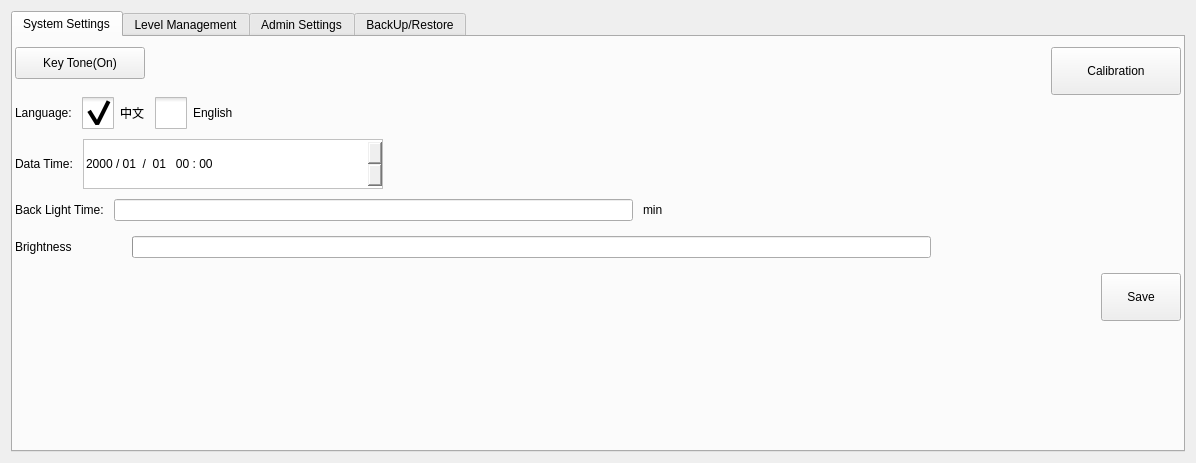
Before: the Qt Designer form hcsettings/ichcsystemsettingsframe.ui in GaussCheng/2-5AxisPunch, drawn with Qt 5.
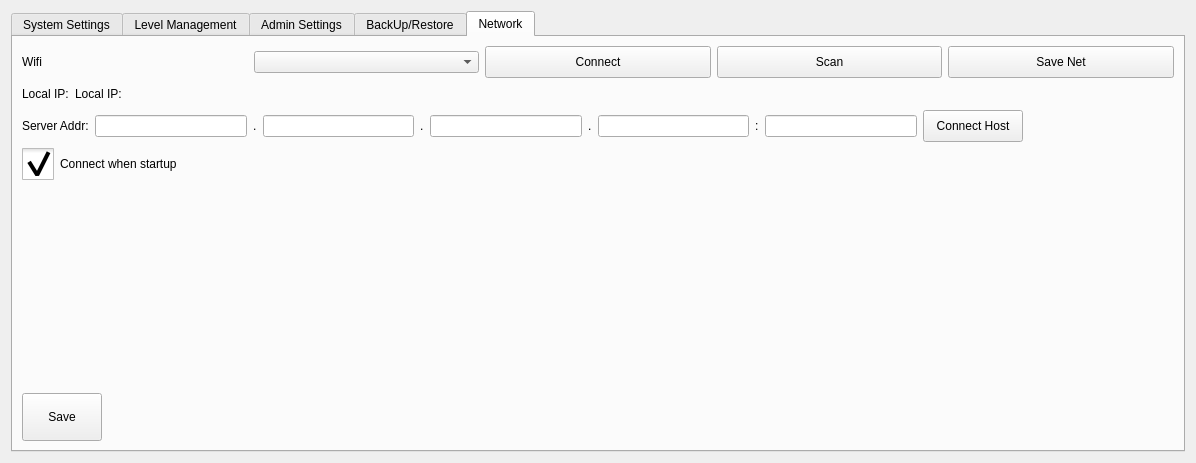
After: the same form once the commit is applied. The open tabs and pages were chosen to show the change. Icons and pictures are not drawn. Custom widgets are drawn as their Qt base class.

Patch:
```diff
--- a/hcsettings/ichcsystemsettingsframe.ui
+++ b/hcsettings/ichcsystemsettingsframe.ui
@@ -1196,6 +1196,256 @@
        </item>
       </layout>
      </widget>
+     <widget class="QWidget" name="tab_2">
+      <attribute name="title">
+       <string>Network</string>
+      </attribute>
+      <layout class="QVBoxLayout" name="verticalLayout_6">
+       <item>
+        <layout class="QHBoxLayout" name="horizontalLayout_6">
+         <item>
+          <widget class="QLabel" name="label_11">
+           <property name="text">
+            <string>Wifi</string>
+           </property>
+          </widget>
+         </item>
+         <item>
+          <widget class="ICComboBox" name="wifiBox"/>
+         </item>
+         <item>
+          <widget class="QPushButton" name="connectWifiBtn">
+           <property name="minimumSize">
+            <size>
+             <width>0</width>
+             <height>32</height>
+            </size>
+           </property>
+           <property name="text">
+            <string>Connect</string>
+           </property>
+          </widget>
+         </item>
+         <item>
+          <widget class="QPushButton" name="sanAPBtn">
+           <property name="minimumSize">
+            <size>
+             <width>0</width>
+             <height>32</height>
+            </size>
+           </property>
+           <property name="text">
+            <string>Scan</string>
+           </property>
+          </widget>
+         </item>
+         <item>
+          <widget class="QPushButton" name="saveNetwork">
+           <property name="minimumSize">
+            <size>
+             <width>0</width>
+             <height>32</height>
+            </size>
+           </property>
+           <property name="text">
+            <string>Save Net</string>
+           </property>
+          </widget>
+         </item>
+        </layout>
+       </item>
+       <item>
+        <layout class="QHBoxLayout" name="horizontalLayout_9">
+         <item>
+          <widget class="QLabel" name="label_16">
+           <property name="text">
+            <string>Local IP:</string>
+           </property>
+          </widget>
+         </item>
+         <item>
+          <widget class="QLabel" name="localIP">
+           <property name="text">
+            <string>Local IP:</string>
+           </property>
+          </widget>
+         </item>
+         <item>
+          <spacer name="horizontalSpacer_5">
+           <property name="orientation">
+            <enum>Qt::Horizontal</enum>
+           </property>
+           <property name="sizeHint" stdset="0">
+            <size>
+             <width>40</width>
+             <height>20</height>
+            </size>
+           </property>
+          </spacer>
+         </item>
+        </layout>
+       </item>
+       <item>
+        <layout class="QHBoxLayout" name="horizontalLayout_5">
+         <item>
+          <widget class="QLabel" name="label_3">
+           <property name="text">
+            <string>Server Addr:</string>
+           </property>
+          </widget>
+         </item>
+         <item>
+          <widget class="ICLineEditWithVirtualNumericKeypad" name="ip1"/>
+         </item>
+         <item>
+          <widget class="QLabel" name="label_7">
+           <property name="text">
+            <string>.</string>
+           </property>
+          </widget>
+         </item>
+         <item>
+          <widget class="ICLineEditWithVirtualNumericKeypad" name="ip2"/>
+         </item>
+         <item>
+          <widget class="QLabel" name="label_8">
+           <property name="text">
+            <string>.</string>
+           </property>
+          </widget>
+         </item>
+         <item>
+          <widget class="ICLineEditWithVirtualNumericKeypad" name="ip3"/>
+         </item>
+         <item>
+          <widget class="QLabel" name="label_9">
+           <property name="text">
+            <string>.</string>
+           </property>
+          </widget>
+         </item>
+         <item>
+          <widget class="ICLineEditWithVirtualNumericKeypad" name="ip4"/>
+         </item>
+         <item>
+          <widget class="QLabel" name="label_10">
+           <property name="text">
+            <string>:</string>
+           </property>
+          </widget>
+         </item>
+         <item>
+          <widget class="ICLineEditWithVirtualNumericKeypad" name="port"/>
+         </item>
+         <item>
+          <widget class="QPushButton" name="connectHost">
+           <property name="sizePolicy">
+            <sizepolicy hsizetype="Minimum" vsizetype="Preferred">
+             <horstretch>0</horstretch>
+             <verstretch>0</verstretch>
+            </sizepolicy>
+           </property>
+           <property name="minimumSize">
+            <size>
+             <width>100</width>
+             <height>32</height>
+            </size>
+           </property>
+           <property name="text">
+            <string>Connect Host</string>
+           </property>
+          </widget>
+         </item>
+         <item>
+          <spacer name="horizontalSpacer_3">
+           <property name="orientation">
+            <enum>Qt::Horizontal</enum>
+           </property>
+           <property name="sizeHint" stdset="0">
+            <size>
+             <width>40</width>
+             <height>20</height>
+            </size>
+           </property>
+          </spacer>
+         </item>
+        </layout>
+       </item>
+       <item>
+        <widget class="QCheckBox" name="autoConnect">
+         <property name="styleSheet">
+          <string notr="true">::indicator {
+     width: 32px;
+     height: 32px;
+ }
+
+::indicator:unchecked 
+{
+     image: url(:/resource/check_unchecked.png);
+ }
+::indicator:checked 
+{
+     image: url(:/resource/check_checked.png);
+ }
+
+QRadioButton::indicator:checked:disabled
+{
+ image: url(:/resource/check_checked_disable.png);
+}
+
+QRadioButton::indicator:unchecked:disabled
+{
+ image: url(:/resource/check_unchecked_disable.png);
+}</string>
+         </property>
+         <property name="text">
+          <string>Connect when startup</string>
+         </property>
+         <property name="checked">
+          <bool>true</bool>
+         </property>
+        </widget>
+       </item>
+       <item>
+        <spacer name="verticalSpacer">
+         <property name="orientation">
+          <enum>Qt::Vertical</enum>
+         </property>
+         <property name="sizeHint" stdset="0">
+          <size>
+           <width>20</width>
+           <height>195</height>
+          </size>
+         </property>
+        </spacer>
+       </item>
+       <item>
+        <widget class="QPushButton" name="nwmSave">
+         <property name="sizePolicy">
+          <sizepolicy hsizetype="Preferred" vsizetype="Preferred">
+           <horstretch>0</horstretch>
+           <verstretch>0</verstretch>
+          </sizepolicy>
+         </property>
+         <property name="minimumSize">
+          <size>
+           <width>80</width>
+           <height>48</height>
+          </size>
+         </property>
+         <property name="maximumSize">
+          <size>
+           <width>80</width>
+           <height>48</height>
+          </size>
+         </property>
+         <property name="text">
+          <string>Save</string>
+         </property>
+        </widget>
+       </item>
+      </layout>
+     </widget>
     </widget>
    </item>
   </layout>
@@ -1211,6 +1461,11 @@
    <extends>QLineEdit</extends>
    <header>iclineeditwithvirtualkeyboard.h</header>
   </customwidget>
+  <customwidget>
+   <class>ICComboBox</class>
+   <extends>QComboBox</extends>
+   <header>iccombobox.h</header>
+  </customwidget>
  </customwidgets>
  <resources>
   <include location="../resource.qrc"/>
```
